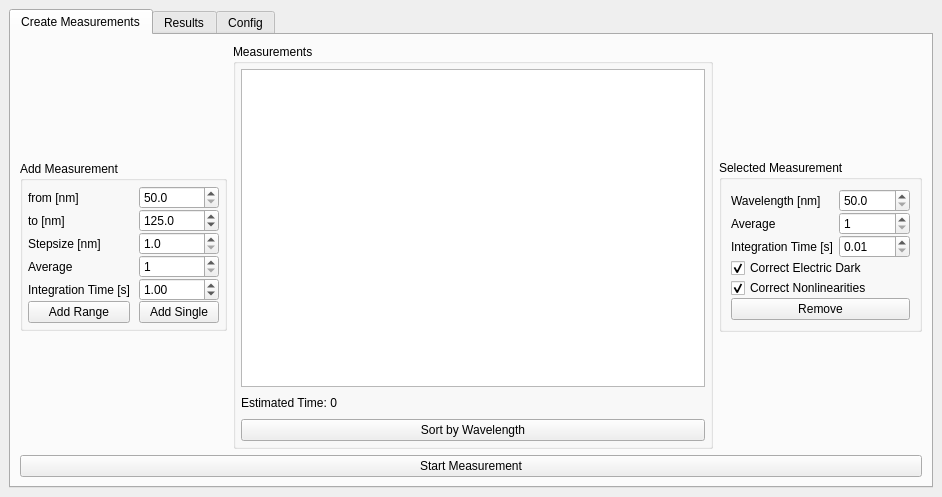
Old version of the form GUI/dependencies/mainWindow.ui in the repository Davidxdydz/VUVControl.
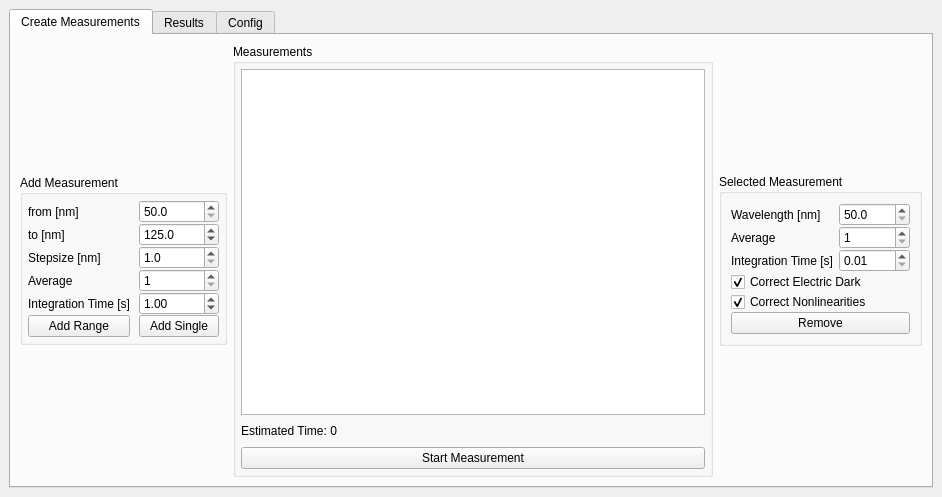
New version of the form.

Commit message: addded autosort by wavelength

The edit to the form file:
```diff
--- a/GUI/dependencies/mainWindow.ui
+++ b/GUI/dependencies/mainWindow.ui
@@ -223,9 +223,9 @@
               </widget>
              </item>
              <item>
-              <widget class="QPushButton" name="sortButton">
+              <widget class="QPushButton" name="startButton">
                <property name="text">
-                <string>Sort by Wavelength</string>
+                <string>Start Measurement</string>
                </property>
               </widget>
              </item>
@@ -409,13 +409,6 @@
           </item>
          </layout>
         </item>
-        <item>
-         <widget class="QPushButton" name="startButton">
-          <property name="text">
-           <string>Start Measurement</string>
-          </property>
-         </widget>
-        </item>
        </layout>
       </widget>
       <widget class="QWidget" name="resultsTab">
```
The commit also changes 3 other files.
